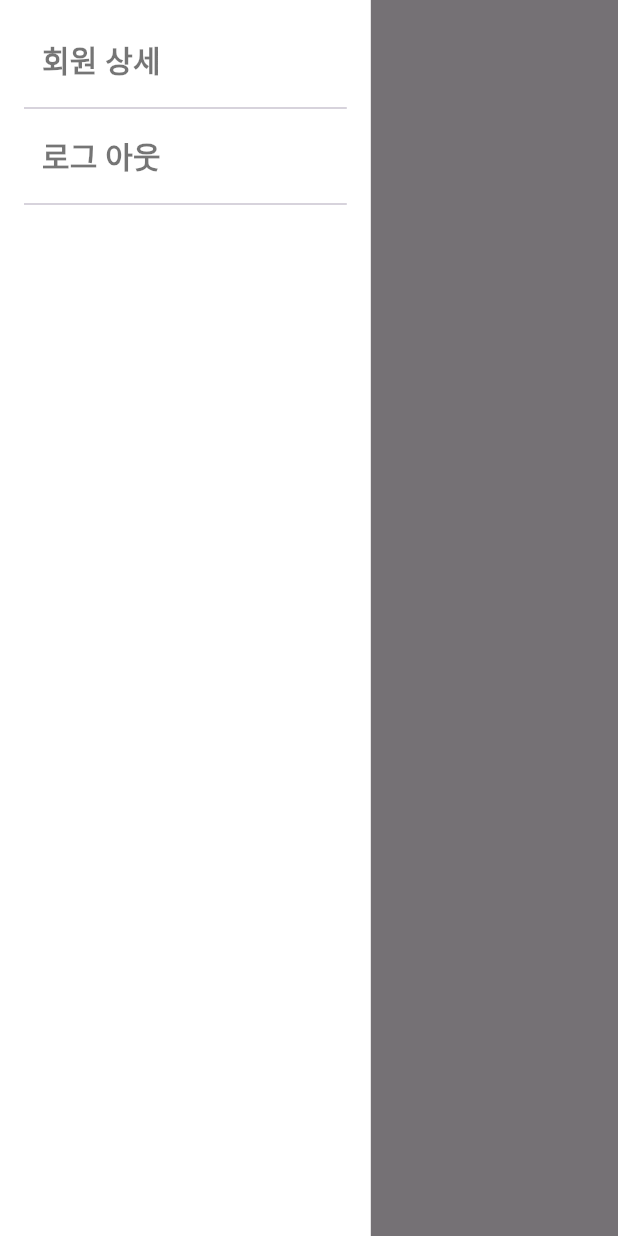
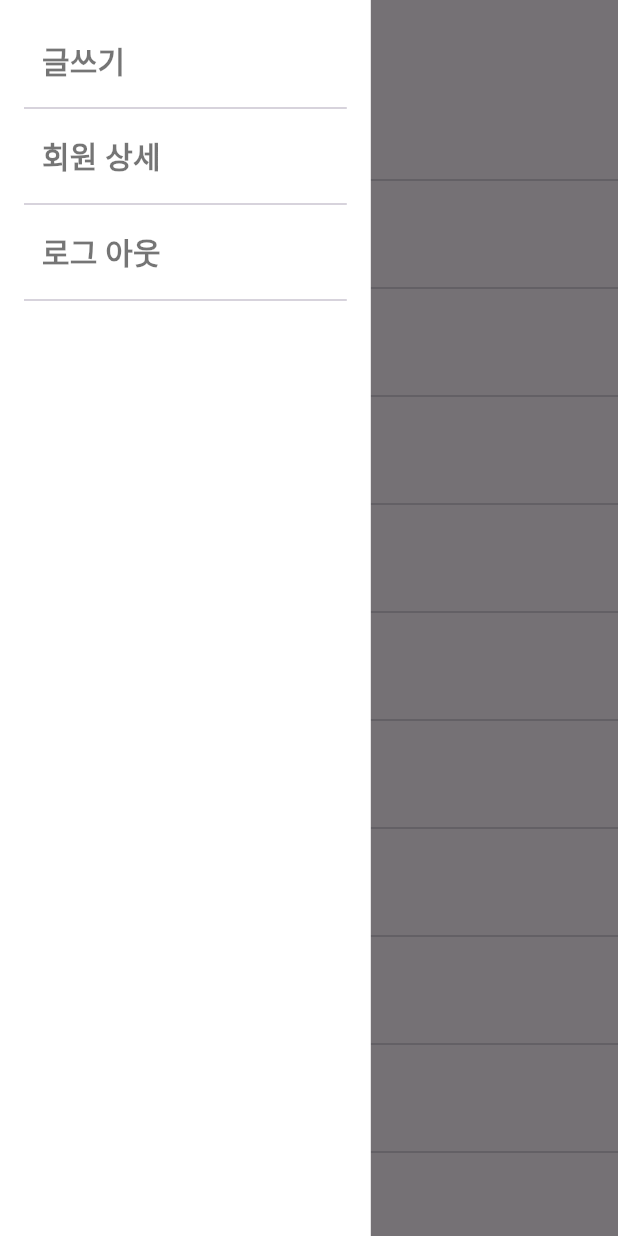
Before and after one commit to kangsunghyuk98/flutter-blog, a Flutter app: the screen it shows after launch, with the side drawer open, on a phone screen of 412 x 824 dp. Run offline on Flutter 3.47's test engine with Material 3 defaults, Android fonts, the phone set to English and light mode, and no system bars; our stand-ins replace get, validators.

Commit message:
[REF] Board Design - 게시글 관련 디자인, 방향성 적용

```diff
--- a/lib/pages/post/home_page.dart
+++ b/lib/pages/post/home_page.dart
@@ -1,5 +1,7 @@
 import 'package:flutter/material.dart';
+import 'package:flutter_01/pages/post/detail_page.dart';
 import 'package:flutter_01/size.dart';
+import 'package:get/route_manager.dart';
 
 class HomePage extends StatelessWidget {
 
@@ -8,7 +10,21 @@ class HomePage extends StatelessWidget {
     return Scaffold(
       drawer: _navigation(context),
       appBar: AppBar(),
-      body: Text("Home Page"),
+      body: ListView.separated(
+        itemCount: 20,
+          itemBuilder: (context, index) { // index는 seq
+            return ListTile(
+              onTap: () {
+                Get.to(DetailPage(index), arguments: "arguments 속성 테스트");
+              },
+              title: Text("제목1"),
+              leading: Text("1"),
+            );
+          },
+          separatorBuilder: (context, index) {
+            return Divider();
+          },
+      ),
     );
   }
 
@@ -23,6 +39,14 @@ class HomePage extends StatelessWidget {
           child: Column(
             crossAxisAlignment: CrossAxisAlignment.start,
             children: [
+              TextButton(
+                  onPressed: (){},
+                  child: Text(
+                    "글쓰기",
+                    style: TextStyle(fontSize: 20, fontWeight: FontWeight.bold, color: Colors.black54),
+                  )
+              ),
+              Divider(),
               TextButton(
                   onPressed: (){},
                   child: Text(
--- a/lib/pages/post/update_page.dart
+++ b/lib/pages/post/update_page.dart
@@ -4,6 +4,8 @@ class UpdatePage extends StatelessWidget {
 
   @override
   Widget build(BuildContext context) {
-    return Scaffold();
+    return Scaffold(
+      appBar: AppBar(),
+    );
   }
 }
```
Also changed, not shown: lib/pages/post/detail_page.dart (+46 -1 lines).
